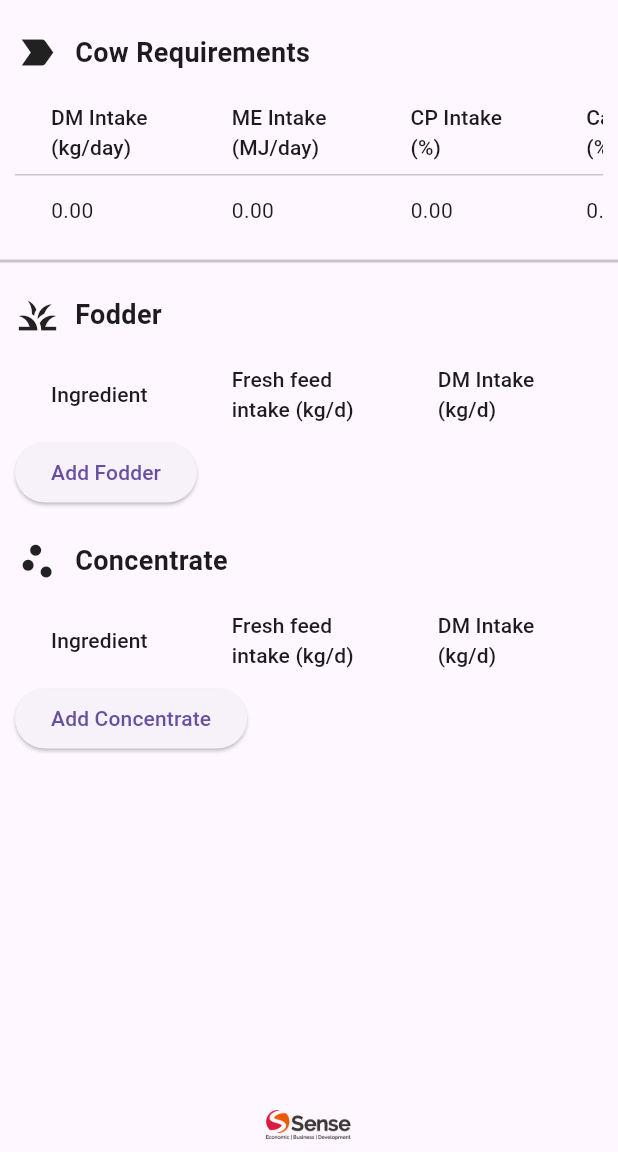
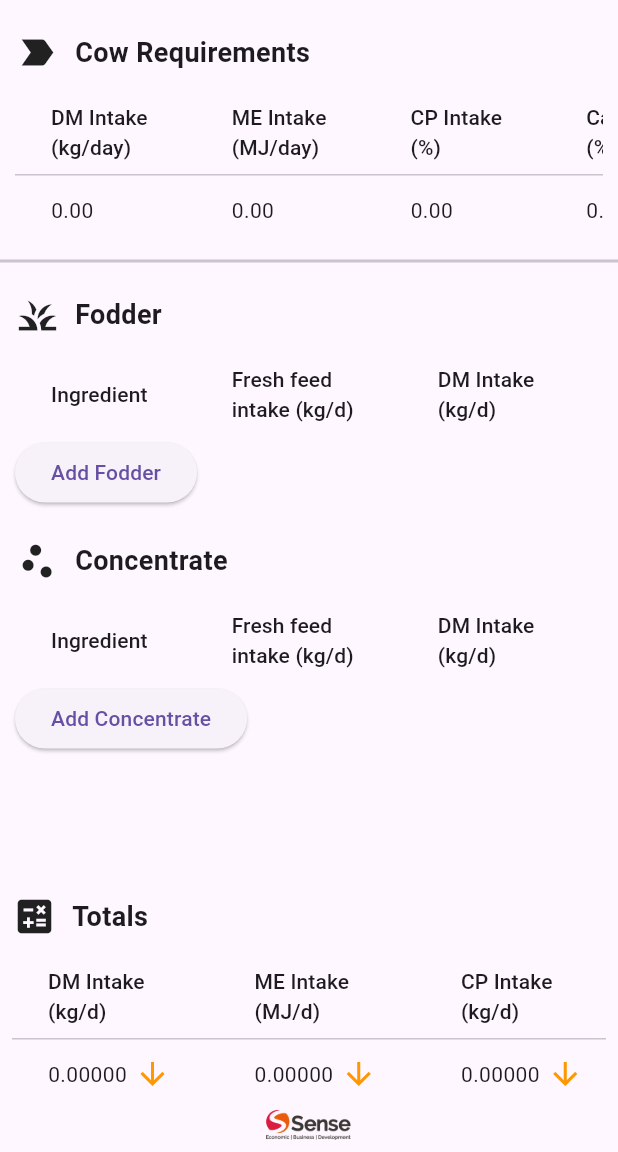
Before and after one commit to minerva-university/rationapp, a Flutter app: the FeedFormulaPage screen opened directly with empty values, on a phone screen of 412 x 824 dp, the part 84-1236 px from its top. Run offline on Flutter 3.47's test engine with Material 3 defaults, Android fonts, the light colour scheme and no system bars.

Commit message:
totals section

```diff
--- a/lib/screens/feed_formula_page.dart
+++ b/lib/screens/feed_formula_page.dart
@@ -2,6 +2,7 @@ import 'package:flutter/material.dart';
 import '../widgets/cow_requirements_table.dart';
 import '../widgets/ingredient_table.dart';
 import '../widgets/add_ingredient_dialog.dart';
+import '../widgets/totals_table.dart';
 import '../constants/feed_constants.dart';
 import '../models/cow_characteristics_model.dart';
 import '../models/cow_requirements_model.dart';
@@ -89,7 +90,17 @@ class _FeedFormulaPageState extends State<FeedFormulaPage> {
           // Footer image
           Padding(
             padding: const EdgeInsets.all(8.0),
-            child: Image.asset('assets/sense-200px.png', height: 20),
+            child: Column(
+              children: [
+                _buildSectionTitle('Totals', Icons.calculate),
+                TotalsTable(
+                  fodderItems: fodderItems,
+                  concentrateItems: concentrateItems,
+                  cowRequirements: widget.cowRequirements,
+                ),
+                Image.asset('assets/sense-200px.png', height: 20),
+              ],
+            ),
           ),
         ],
       ),
--- /dev/null
+++ b/lib/widgets/totals_table.dart
@@ -0,0 +1,117 @@
+import 'package:flutter/material.dart';
+import '../models/cow_requirements_model.dart';
+
+class TotalsTable extends StatelessWidget {
+  final List<Map<String, dynamic>> fodderItems;
+  final List<Map<String, dynamic>> concentrateItems;
+  final CowRequirements cowRequirements;
+
+  TotalsTable({
+    super.key,
+    required this.fodderItems,
+    required this.concentrateItems,
+    required this.cowRequirements,
+  });
+
+  final List<Map<String, dynamic>> columns = const [
+    {
+      'label': 'DM Intake\n(kg/d)',
+      'key': 'dmIntake',
+      'decimals': 5,
+      'reqKey': 'dmIntake'
+    },
+    {
+      'label': 'ME Intake\n(MJ/d)',
+      'key': 'meIntake',
+      'decimals': 5,
+      'reqKey': 'meIntake'
+    },
+    {
+      'label': 'CP Intake\n(kg/d)',
+      'key': 'cpIntake',
+      'decimals': 5,
+      'reqKey': 'cpIntake'
+    },
+    {
+      'label': 'Ca Intake\n(kg/d)',
+      'key': 'caIntake',
+      'decimals': 5,
+      'reqKey': 'caIntake'
+    },
+    {
+      'label': 'P Intake\n(kg/d)',
+      'key': 'pIntake',
+      'decimals': 5,
+      'reqKey': 'pIntake'
+    },
+    {'label': 'Cost\n(ERN)', 'key': 'cost', 'decimals': 2, 'reqKey': null},
+  ];
+
+  Map<String, double> _calculateTotals() {
+    Map<String, double> totals = {};
+    for (var col in columns) {
+      String key = col['key'] as String;
+      totals[key] = 0;
+    }
+
+    for (var item in [...fodderItems, ...concentrateItems]) {
+      for (var col in columns) {
+        String key = col['key'] as String;
+        totals[key] = (totals[key] ?? 0) + (item[key] as num);
+      }
+    }
+
+    return totals;
+  }
+
+  Widget _buildComparisonIcon(double total, double requirement) {
+    const double threshold = 0.05; // 5% threshold for considering values equal
+    if ((total - requirement).abs() < threshold * requirement) {
+      return Icon(Icons.check_circle, color: Colors.green);
+    } else if (total < requirement) {
+      return Icon(Icons.arrow_upward, color: Colors.red);
+    } else {
+      return Icon(Icons.arrow_downward, color: Colors.orange);
+    }
+  }
+
+  @override
+  Widget build(BuildContext context) {
+    final totals = _calculateTotals();
+
+    return SingleChildScrollView(
+      scrollDirection: Axis.horizontal,
+      child: DataTable(
+        columns: columns
+            .map((col) => DataColumn(label: Text(col['label'] as String)))
+            .toList(),
+        rows: [
+          DataRow(
+            cells: columns.map((col) {
+              String key = col['key'] as String;
+              int decimals = col['decimals'] as int;
+              String? reqKey = col['reqKey'] as String?;
+              double total = totals[key]!;
+
+              Widget? comparisonIcon;
+              if (reqKey != null) {
+                double requirement = cowRequirements.toJson()[reqKey] as double;
+                comparisonIcon = _buildComparisonIcon(total, requirement);
+              }
+
+              return DataCell(
+                Row(
+                  children: [
+                    Text(total.toStringAsFixed(decimals)),
+                    if (comparisonIcon != null) SizedBox(width: 5),
+                    if (comparisonIcon != null) comparisonIcon,
+                  ],
+                ),
+              );
+            }).toList(),
+          ),
+        ],
+      ),
+    );
+  }
+}
```
